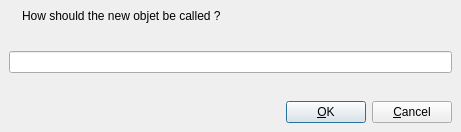
First picture: the form in editor/nameChoose.ui, repository guillaumecl/yggdrasil, before the edit.
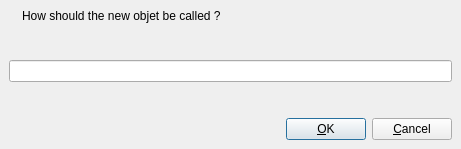
Second picture: the form after the edit. Icons and pictures are not drawn.

Commit message:
Update the UI files with the new qrc location.
This has also changed some whitespace because the Qt version used to
create the files is very old.

```diff
--- a/editor/nameChoose.ui
+++ b/editor/nameChoose.ui
@@ -4,12 +4,12 @@
   <property name="windowModality" >
    <enum>Qt::ApplicationModal</enum>
   </property>
-  <property name="geometry" >
+  <property name="geometry">
    <rect>
     <x>0</x>
     <y>0</y>
     <width>461</width>
-    <height>132</height>
+    <height>149</height>
    </rect>
   </property>
   <property name="sizePolicy" >
@@ -215,7 +215,7 @@
    </item>
   </layout>
  </widget>
- <layoutdefault spacing="6" margin="11" />
+ <layoutdefault spacing="6" margin="11"/>
  <resources>
   <include location="application.qrc" />
  </resources>
```
Left out of the diff: 146 changed lines with no effect on the pictures. The commit also changes 1 other file.
